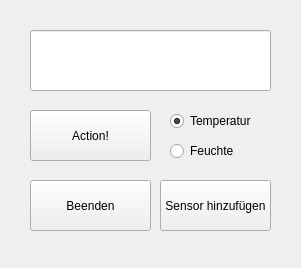
Above: widget.ui from RSauerbrey/24ifa12aSensorGUI before the change. Below: the same form after it.
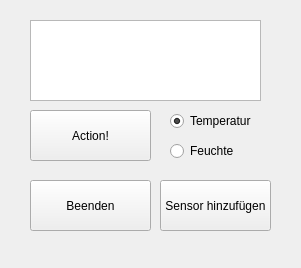
That is the form after the change.

Patch:
```diff
--- a/widget.ui
+++ b/widget.ui
@@ -26,16 +26,6 @@
     <string>Beenden</string>
    </property>
   </widget>
-  <widget class="QLineEdit" name="edtEingabe">
-   <property name="geometry">
-    <rect>
-     <x>30</x>
-     <y>30</y>
-     <width>241</width>
-     <height>61</height>
-    </rect>
-   </property>
-  </widget>
   <widget class="QPushButton" name="btnAction">
    <property name="geometry">
     <rect>
@@ -91,6 +81,16 @@
     <string>Feuchte</string>
    </property>
   </widget>
+  <widget class="QTextEdit" name="edtEingabe">
+   <property name="geometry">
+    <rect>
+     <x>30</x>
+     <y>20</y>
+     <width>231</width>
+     <height>81</height>
+    </rect>
+   </property>
+  </widget>
  </widget>
  <resources/>
  <connections/>
```
